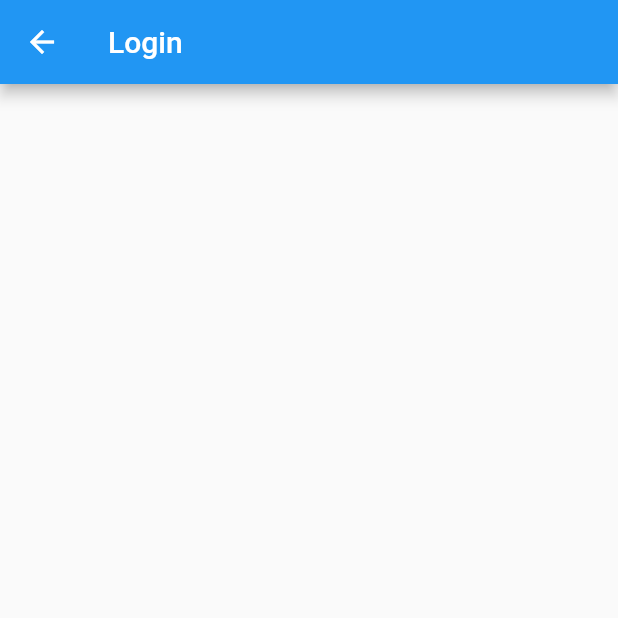
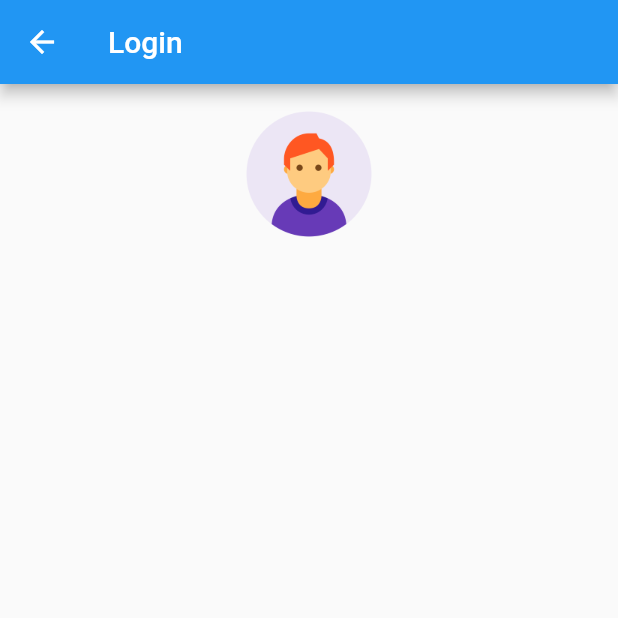
Before and after one commit to juank27/Flutter_Project, a Flutter app: the screen it shows after launch, after a tap on "Ingresar", on a phone screen of 412 x 824 dp, the top half of it. Run offline on Flutter 3.47's test engine with Material 2 defaults, Android fonts, the phone set to English and light mode, and no system bars.

Commit message:
Modificando el login

```diff
--- a/my_app/lib/View/Login.dart
+++ b/my_app/lib/View/Login.dart
@@ -9,9 +9,21 @@ class LoginApp extends State<Login> {
   @override
   Widget build(BuildContext context) {
     return Scaffold(
-      appBar: AppBar(
-        title: Text('Login'),
-      ),
-    );
+        appBar: AppBar(
+          title: Text('Login'),
+        ),
+        body: SingleChildScrollView(
+          child: Column(children: [
+            Padding(
+              padding: EdgeInsets.all(10),
+              child: Center(
+                  child: Container(
+                width: 100,
+                height: 100,
+                child: Image.asset('image/img.png'),
+              )),
+            ),
+          ]),
+        ));
   }
 }
--- a/my_app/lib/main.dart
+++ b/my_app/lib/main.dart
@@ -27,7 +27,7 @@ class HomeStart extends State<Home> {
         child: Column(
           children: [
             Padding(
-              padding: EdgeInsets.all(10),
+              padding: const EdgeInsets.all(10),
               child: Center(
                 child: Container(
                   width: 150,
@@ -37,9 +37,11 @@ class HomeStart extends State<Home> {
               ),
             ),
             Padding(
-              padding: EdgeInsets.only(left: 10, top: 10, right: 10, bottom: 0),
+              padding: const EdgeInsets.only(
+                  left: 10, top: 10, right: 10, bottom: 0),
               child: ElevatedButton(
-                style: ElevatedButton.styleFrom(minimumSize: Size(400, 50)),
+                style:
+                    ElevatedButton.styleFrom(minimumSize: const Size(400, 50)),
                 onPressed: () {
                   Navigator.push(
                       context, MaterialPageRoute(builder: (_) => Login()));
```
